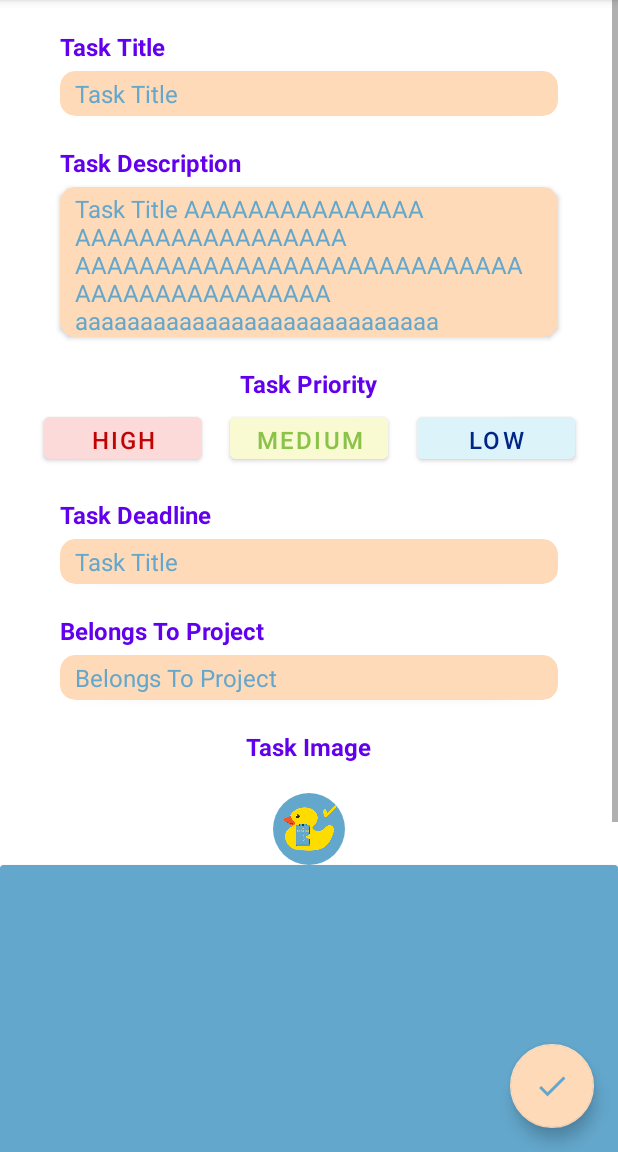
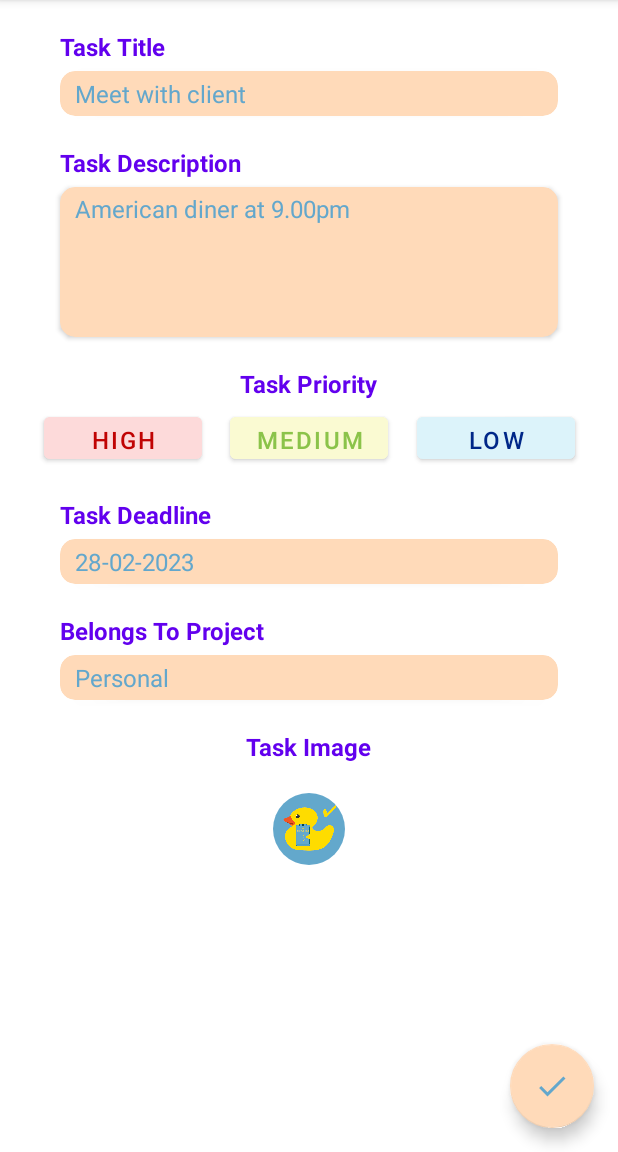
Before and after one commit to danydownload/BeProDuckTive, an Android app: the screen it shows after launch (MainActivity), after a tap on "Meet with client", on a phone screen of 412 x 824 dp, the part 84-1236 px from its top. Run offline under Robolectric (Android 15) with nearby library versions, the phone set to English and light mode, and no system bars; our stand-ins replace CircleImageView, Dagger/Hilt's generated code, Room's generated code.

Commit message:
Minor changes

```diff
--- a/app/build.gradle
+++ b/app/build.gradle
@@ -94,4 +94,8 @@ dependencies {
 
     // DataStore
     implementation "androidx.datastore:datastore-preferences:$dataStoreVersion"
+
+    implementation("androidx.viewpager2:viewpager2:1.0.0")
+    implementation 'me.relex:circleindicator:2.1.6'
+
 }
--- a/app/src/main/java/com/example/beproducktive/data/projects/Project.kt
+++ b/app/src/main/java/com/example/beproducktive/data/projects/Project.kt
@@ -8,5 +8,5 @@ import kotlinx.parcelize.Parcelize
 @Entity(tableName = "project_table")
 @Parcelize
 data class Project(
-     @PrimaryKey val projectName: String
+     @PrimaryKey val projectName: String,
 ) : Parcelable
--- a/app/src/main/java/com/example/beproducktive/data/projects/ProjectDao.kt
+++ b/app/src/main/java/com/example/beproducktive/data/projects/ProjectDao.kt
@@ -30,6 +30,8 @@ interface ProjectDao {
 
     @Transaction
     @Query("SELECT * FROM project_table WHERE projectName = :projectName")
-    fun getByProjectName(projectName: String?) : Flow<List<ProjectAndTasks>>
+    fun getByProjectName(projectName: String?) : Flow<ProjectAndTasks>
+
+
 
 }
--- a/app/src/main/java/com/example/beproducktive/data/tasks/Task.kt
+++ b/app/src/main/java/com/example/beproducktive/data/tasks/Task.kt
@@ -24,6 +24,7 @@ data class Task(
     val priority: TaskPriority,
     val belongsToProject: String,
     val deadline: Date? = Date(),
+    val description: String? = null,
     @PrimaryKey(autoGenerate = true) val taskId: Int = 0
 ) : Parcelable {
     val deadlineFormatted: String
--- a/app/src/main/java/com/example/beproducktive/data/tasks/TaskDatabase.kt
+++ b/app/src/main/java/com/example/beproducktive/data/tasks/TaskDatabase.kt
@@ -1,8 +1,10 @@
 package com.example.beproducktive.data.tasks
 
+import androidx.room.AutoMigration
 import androidx.room.Database
 import androidx.room.RoomDatabase
 import androidx.room.TypeConverters
+import androidx.room.migration.AutoMigrationSpec
 import androidx.sqlite.db.SupportSQLiteDatabase
 import com.example.beproducktive.data.projects.Project
 import com.example.beproducktive.data.projects.ProjectDao
@@ -15,7 +17,9 @@ import java.util.*
 import javax.inject.Inject
 import javax.inject.Provider
 
-@Database(entities = [Project::class, Task::class], version = 1)
+//@Database(entities = [Project::class, Task::class], version = 3,  exportSchema = false)
+@Database(entities = [Project::class, Task::class],
+    version = 4, exportSchema = false)
 @TypeConverters(Converters::class)
 abstract class TaskDatabase : RoomDatabase() {
 
@@ -32,12 +36,15 @@ abstract class TaskDatabase : RoomDatabase() {
 
             applicationScope.launch {
 
+                val projectDao = database.get().projectDao()
+
                 val project1 = Project("Personal")
                 val project2 = Project("Other Things")
+                val project3 = Project("Work")
 
-                val projectDao = database.get().projectDao()
                 projectDao.insert(project1)
                 projectDao.insert(project2)
+                projectDao.insert(project3)
 
                 val task1 = Task("Do laundry", false, TaskPriority.HIGH, "Other Things")
                 val task2 = Task("Buy groceries", false, TaskPriority.MEDIUM, "Other Things")
@@ -55,12 +62,12 @@ abstract class TaskDatabase : RoomDatabase() {
                     "Personal",
                     SimpleDateFormat("dd-MM-yyyy", Locale.ITALIAN).parse("27-03-2023")
                 )
-                val task5 = Task("Meet with client", true, TaskPriority.MEDIUM, "Personal")
-                val task6 = Task("Attend workshop", false, TaskPriority.HIGH, "Personal")
-                val task7 = Task("Go to the gym", false, TaskPriority.LOW, "Personal")
+                val task5 = Task("Meet with client", true, TaskPriority.MEDIUM, "Personal", description = "American diner at 9.00pm")
+                val task6 = Task("Attend workshop", false, TaskPriority.HIGH, "Personal", description = "Argument: AI, ML and DL")
+                val task7 = Task("Go to the gym", false, TaskPriority.LOW, "Personal", description = "Leg-day")
                 val task8 = Task("Call mom", false, TaskPriority.HIGH, "Other Things")
                 val task9 = Task("Buy birthday gift", false, TaskPriority.MEDIUM, "Other Things")
-                val task10 = Task("Book flight tickets", true, TaskPriority.LOW, "Personal")
+                val task10 = Task("Book flight tickets", true, TaskPriority.LOW, "Personal", description = "Destination: NY")
 
                 val taskDao = database.get().taskDao()
                 taskDao.insert(task1)
--- a/app/src/main/java/com/example/beproducktive/ui/addedittasks/AddEditFragment.kt
+++ b/app/src/main/java/com/example/beproducktive/ui/addedittasks/AddEditFragment.kt
@@ -1,27 +1,61 @@
 package com.example.beproducktive.ui.addedittasks
 
 import android.os.Bundle
+import android.util.Log
 import android.view.LayoutInflater
 import android.view.View
 import android.view.ViewGroup
 import androidx.fragment.app.Fragment
+import androidx.fragment.app.viewModels
 import com.example.beproducktive.R
+import com.example.beproducktive.data.tasks.TaskPriority
+import com.example.beproducktive.databinding.FragmentAddEditBinding
+import com.example.beproducktive.ui.tasks.TasksFragmentArgs
 import dagger.hilt.android.AndroidEntryPoint
 
 @AndroidEntryPoint
-class AddEditFragment : Fragment() {
+class AddEditFragment : Fragment(R.layout.fragment_add_edit) {
 
-    companion object {
-        fun newInstance() = AddEditFragment()
-    }
+    private val viewModel: AddEditViewModel by viewModels()
 
-    private lateinit var viewModel: AddEditViewModel
+    override fun onViewCreated(view: View, savedInstanceState: Bundle?) {
+        super.onViewCreated(view, savedInstanceState)
 
-    override fun onCreateView(
-        inflater: LayoutInflater, container: ViewGroup?,
-        savedInstanceState: Bundle?
-    ): View? {
-        return inflater.inflate(R.layout.fragment_add_edit, container, false)
+        val binding = FragmentAddEditBinding.bind(view)
+
+        val bundle = arguments
+        if (bundle == null) {
+            Log.e("Tasks", "AddEditTasksFragment did not receive task information")
+        }
+        else {
+            val args = AddEditFragmentArgs.fromBundle(bundle)
+            args.task?.let { task ->
+                Log.d("CIAO-PP", task.taskTitle)
+
+                binding.apply {
+
+                    editTextTitle.setText(task.taskTitle)
+                    editTextDescription.setText(task.description)
+                    textViewTextDeadline.text = task.deadlineFormatted
+
+                    if (task.priority == TaskPriority.HIGH) {
+                        buttonPriorityHigh.requestFocus()
+                    }
+                    else if (task.priority == TaskPriority.MEDIUM) {
+                        buttonPriorityMedium.requestFocus()
+                    }
+                    else {
+                        buttonPriorityLow.requestFocus()
+                    }
+
+                    textViewTextProject.text = args.projectName
+                }
+
+            }
+
+
+
+        }
     }
 
 
--- a/app/src/main/java/com/example/beproducktive/ui/projects/ProjectsFragment.kt
+++ b/app/src/main/java/com/example/beproducktive/ui/projects/ProjectsFragment.kt
@@ -1,6 +1,8 @@
 package com.example.beproducktive.ui.projects
 
 import android.os.Bundle
+import android.os.Handler
+import android.os.Looper
 import android.util.Log
 import android.view.View
 import android.widget.Toast
@@ -25,8 +27,8 @@ class ProjectsFragment : Fragment(R.layout.fragment_projects) {
         val projectAdapter = ProjectsAdapter(ProjectsAdapter.OnClickListener {project ->
 //            Log.d("ONCLICK", "CLICKED PROJECT")
             Toast.makeText(requireContext(), project.projectName, Toast.LENGTH_SHORT).show()
-//            findNavController().navigate(R.id.action_projectsFragment_to_tasksFragment)
             findNavController().navigate(ProjectsFragmentDirections.actionProjectsFragmentToTasksFragment(project))
+
         })
 
 
@@ -38,7 +40,7 @@ class ProjectsFragment : Fragment(R.layout.fragment_projects) {
             }
 
             buttonNewProject.setOnClickListener {
-                findNavController().navigate(R.id.action_projectsFragment_to_addEditFragment)
+//                findNavController().navigate(R.id.action_projectsFragment_to_addEditFragment)
             }
 
         }
--- a/app/src/main/java/com/example/beproducktive/ui/tasks/TasksAdapter.kt
+++ b/app/src/main/java/com/example/beproducktive/ui/tasks/TasksAdapter.kt
@@ -1,6 +1,7 @@
 package com.example.beproducktive.ui.tasks
 
 
+import android.util.Log
 import android.view.ViewGroup
 import androidx.recyclerview.widget.DiffUtil
 import androidx.recyclerview.widget.ListAdapter
@@ -12,7 +13,6 @@ class TasksAdapter(private val onClickListener: OnClickListener) : ListAdapter<T
         TasksViewHolder.create(parent)
 
     override fun onBindViewHolder(holder: TasksViewHolder, position: Int) {
-//        Log.d("PROJC-UP", "onBindViewHolder TASK")
         val currentItem = getItem(position)
 
         holder.itemView.setOnClickListener {
--- a/app/src/main/java/com/example/beproducktive/ui/tasks/TasksFragment.kt
+++ b/app/src/main/java/com/example/beproducktive/ui/tasks/TasksFragment.kt
@@ -7,6 +7,8 @@ import android.widget.Toast
 import androidx.core.content.ContextCompat
 import androidx.fragment.app.Fragment
 import androidx.fragment.app.viewModels
+import androidx.navigation.NavController
+import androidx.navigation.NavDirections
 import androidx.navigation.fragment.findNavController
 import androidx.recyclerview.widget.LinearLayoutManager
 import com.example.beproducktive.R
@@ -18,15 +20,19 @@ class TasksFragment : Fragment(R.layout.fragment_tasks) {
 
     private val viewModel: TasksViewModel by viewModels()
 
+    private var projectName : String = ""
+
     override fun onViewCreated(view: View, savedInstanceState: Bundle?) {
         super.onViewCreated(view, savedInstanceState)
 
         val binding =  FragmentTasksBinding.bind(view)
 
         val taskAdapter = TasksAdapter(TasksAdapter.OnClickListener { task ->
-//            Log.d("ONCLICK", "CLICKED TASK")
+
             Toast.makeText(requireContext(), task.taskTitle, Toast.LENGTH_SHORT).show()
-            findNavController().navigate(R.id.action_tasksFragment_to_addEditFragment)
+//            findNavController().navigate(TasksFragmentDirections.actionTasksFragmentToAddEditFragment(task))
+            findNavController().safeNavigate(TasksFragmentDirections.actionTasksFragmentToAddEditFragment(projectName, task))
+
         })
 
 
@@ -48,34 +54,63 @@ class TasksFragment : Fragment(R.layout.fragment_tasks) {
 
         val bundle = arguments
         if (bundle == null) {
-            Log.e("Tasks", "TasksFragment did not receive project information")
-            return
-        }
+            Log.e("CIAO-P", "TasksFragment did not receive project information")
 
-        val args = TasksFragmentArgs.fromBundle(bundle)
-//        args.project?.let { Log.d("ONCLICK-R", it.projectName) }
-        if (args.project != null) {
-            val list = viewModel.onReceiveProject(args.project.projectName)
-            list.observe(viewLifecycleOwner) {
-                taskAdapter.submitList(it)
+
+            viewModel.projects.observe(viewLifecycleOwner) { projectsList ->
+                binding.apply {
+                    Log.d("CIAO-P", "project0")
+                    textviewProjectName.text = "Project: ${projectsList[0].projectName}".uppercase()
+                    fabAddTask.setColorFilter(ContextCompat.getColor(view.context, R.color.blue_gray));
+                }
             }
-        }
-        else {
+
             viewModel.tasks.observe(viewLifecycleOwner) { tasksList ->
                 taskAdapter.submitList(tasksList)
             }
+
         }
+        else {
+            Log.e("CIAO-P", "TasksFragment receives project information")
+            val args = TasksFragmentArgs.fromBundle(bundle)
+            args.project?.let { Log.d("CIAO-P", it.projectName) }
+            if (args.project != null) {
+                val list = viewModel.onReceiveProject(args.project!!.projectName)
 
-        viewModel.projects.observe(viewLifecycleOwner) { projectsList ->
-            binding.apply {
-                textviewProjectName.text = "Project: ${projectsList[0].projectName}".uppercase()
-                fabAddTask.setColorFilter(ContextCompat.getColor(view.context, R.color.blue_gray));
+                binding.apply {
+                    textviewProjectName.text = "Project: ${args.project!!.projectName}".uppercase()
+                    projectName = args.project.projectName
+                    fabAddTask.setColorFilter(ContextCompat.getColor(view.context, R.color.blue_gray));
+                }
+
+                list.observe(viewLifecycleOwner) {
+                    taskAdapter.submitList(it)
+                }
+            } else {
+                viewModel.projects.observe(viewLifecycleOwner) { projectsList ->
+                    binding.apply {
+//                        Log.d("CIAO-P", "project0: ${projectsList[0].projectName}")
+                        if (projectsList.isEmpty())
+                            textviewProjectName.text = ""
+                        else {
+                            textviewProjectName.text =
+                                "Project: ${projectsList[0].projectName}".uppercase()
+                            projectName = projectsList[0].projectName
+                        }
+                        fabAddTask.setColorFilter(ContextCompat.getColor(view.context, R.color.blue_gray));
+                    }
+                }
+
+                viewModel.tasks.observe(viewLifecycleOwner) { tasksList ->
+                    taskAdapter.submitList(tasksList)
+                }
             }
         }
+    }
 
-
-
-
-
+    fun NavController.safeNavigate(direction: NavDirections) {
+        currentDestination?.getAction(direction.actionId)?.run {
+            navigate(direction)
+        }
     }
 }
--- a/app/src/main/java/com/example/beproducktive/ui/tasks/TasksViewHolder.kt
+++ b/app/src/main/java/com/example/beproducktive/ui/tasks/TasksViewHolder.kt
@@ -26,6 +26,7 @@ class TasksViewHolder(
             textviewTaskTitle.text = task.taskTitle
             setTaskPriority(task, cardView)
             deadline.text = task.deadlineFormatted
+            textViewDescription.text = task.description
 
         }
     }
--- a/app/src/main/java/com/example/beproducktive/ui/tasks/TasksViewModel.kt
+++ b/app/src/main/java/com/example/beproducktive/ui/tasks/TasksViewModel.kt
@@ -1,39 +1,101 @@
 package com.example.beproducktive.ui.tasks
 
-import androidx.lifecycle.LiveData
-import androidx.lifecycle.ViewModel
-import androidx.lifecycle.liveData
+import android.util.Log
+import androidx.lifecycle.*
 import androidx.navigation.NavController
 import com.example.beproducktive.R
+import com.example.beproducktive.data.projectandtasks.ProjectAndTasks
 import com.example.beproducktive.data.projects.Project
 import com.example.beproducktive.data.projects.ProjectDao
 import com.example.beproducktive.data.tasks.Task
+import com.example.beproducktive.data.tasks.TaskDao
+import com.example.beproducktive.data.tasks.TaskPriority
 import dagger.hilt.android.lifecycle.HiltViewModel
-import kotlinx.coroutines.flow.first
+import java.util.*
 import javax.inject.Inject
 
 @HiltViewModel
 class TasksViewModel @Inject constructor(
-//    private val taskDao: TaskDao,
+    private val taskDao: TaskDao,
     private val projectDao: ProjectDao
 ) : ViewModel() {
 
-    val projects: LiveData<List<Project>> = liveData {
-        val project = projectDao.getProjects().first()
-        emit(project)
-    }
+//    val projects: LiveData<List<Project>> = liveData {
+//        var project = projectDao.getProjects().first()
+//        emit(project)
+//    }
+//
+
+//
+
+    val projects = projectDao.getProjects().asLiveData()
+
+
+//    val tasks: LiveData<List<Task>> = liveData {
+////        val firstProject = projectDao.getProjects().first()[0]
+//        val firstProject = projectDao.getProjects().collect({
+//            val nameProj = it[0].projectName
+//        })
+//
+//
+//        Log.e("Project", firstProject.projectName)
+//        val proj = projectDao.getByProjectName(firstProject.projectName).first()[0]
+//        emit(proj.tasks)
+//    }
 
     val tasks: LiveData<List<Task>> = liveData {
-        val firstProject = projectDao.getProjects().first()[0]
-        val proj = projectDao.getByProjectName(firstProject.projectName).first()[0]
-        emit(proj.tasks)
+        projectDao.getProjects().collect {
+            if (it.isNotEmpty()) {
+
+                val firstProject = it[0]
+                Log.e("Project", firstProject.projectName)
+
+                projectDao.getByProjectName(firstProject.projectName).collect {
+
+                    emit(tasksOrderedByPriority(it))
+                }
+            }
+        }
     }
 
 
+
+
     private fun emitTasksByProjectName(projectName: String) = liveData {
-        val proj = projectDao.getByProjectName(projectName).first()[0]
-        emit(proj.tasks)
+        projectDao.getByProjectName(projectName).collect {
+            emit(tasksOrderedByPriority(it))
+        }
     }
+
+
+    fun tasksOrderedByPriority(it: ProjectAndTasks) : List<Task> {
+        val tasksPriorityHigh: MutableList<Task> = mutableListOf();
+        val tasksPriorityMedium: MutableList<Task> = mutableListOf();
+        val tasksPriorityLow: MutableList<Task> = mutableListOf();
+
+        for (singleTask in it.tasks) {
+            if (singleTask.priority == TaskPriority.HIGH)
+                tasksPriorityHigh.add(singleTask)
+            else if (singleTask.priority == TaskPriority.MEDIUM)
+                tasksPriorityMedium.add(singleTask)
+            else
+                tasksPriorityLow.add(singleTask)
+        }
+
+        val tasksOrderedByPriority: MutableList<Task> = mutableListOf();
+        tasksOrderedByPriority.addAll(tasksPriorityHigh)
+        tasksOrderedByPriority.addAll(tasksPriorityMedium)
+        tasksOrderedByPriority.addAll(tasksPriorityLow)
+
+        val tasksList = buildList<Task> {
+            addAll(tasksOrderedByPriority)
+        }
+
+        return tasksList
+    }
+
+
+
 
     fun onclickProject(findNavController: NavController) {
         findNavController.navigate(R.id.action_tasksFragment_to_projectsFragment)
--- a/app/src/main/res/layout/fragment_add_edit.xml
+++ b/app/src/main/res/layout/fragment_add_edit.xml
@@ -129,6 +129,8 @@
                 android:text="HIGH"
                 android:textColor="@color/red"
                 android:textSize="16sp"
+                android:focusable="true"
+                android:focusableInTouchMode="true"
                 app:cardCornerRadius="10dp"
                 app:layout_constraintEnd_toStartOf="@+id/button_priority_medium"
                 app:layout_constraintStart_toStartOf="parent"
@@ -271,18 +273,11 @@
                 app:layout_constraintStart_toStartOf="parent"
                 app:layout_constraintTop_toBottomOf="@id/text_view_image" />
 
-            <androidx.cardview.widget.CardView
-                android:layout_width="match_parent"
-                android:layout_height="500dp"
-                app:cardBackgroundColor="@color/blue_gray"
-                app:layout_constraintBottom_toBottomOf="parent"
-                app:layout_constraintEnd_toEndOf="parent"
-                app:layout_constraintStart_toStartOf="parent"
-                app:layout_constraintTop_toBottomOf="@id/circleImageView" />
-
 
         </androidx.constraintlayout.widget.ConstraintLayout>
     </ScrollView>
+
+
 
     <com.google.android.material.floatingactionbutton.FloatingActionButton
         android:id="@+id/fab_add_task"
--- a/app/src/main/res/layout/fragment_tasks.xml
+++ b/app/src/main/res/layout/fragment_tasks.xml
@@ -45,14 +45,12 @@
             android:layout_width="match_parent"
             android:layout_height="match_parent"
             android:layout_marginTop="80dp"
+            android:layout_marginBottom="80dp"
             app:layout_constraintBottom_toBottomOf="parent"
             app:layout_constraintEnd_toEndOf="parent"
             app:layout_constraintStart_toStartOf="parent"
             app:layout_constraintTop_toTopOf="parent"
             tools:listitem="@layout/item_task" />
-
-
-
 
     </androidx.constraintlayout.widget.ConstraintLayout>
 
@@ -62,7 +60,7 @@
         android:layout_width="wrap_content"
         android:layout_height="wrap_content"
         android:layout_gravity="bottom|end"
-        android:layout_margin="16dp"
+        android:layout_margin="10dp"
         android:src="@drawable/ic_add"
         android:contentDescription="Add"
         app:backgroundTint="@color/peach_puff"
--- a/app/src/main/res/navigation/nav_graph.xml
+++ b/app/src/main/res/navigation/nav_graph.xml
@@ -9,14 +9,14 @@
         android:name="com.example.beproducktive.ui.tasks.TasksFragment"
         android:label="fragment_tasks"
         tools:layout="@layout/fragment_tasks" >
-        <action
-            android:id="@+id/action_tasksFragment_to_projectsFragment"
-            app:destination="@id/projectsFragment" />
         <argument
             android:name="project"
             app:argType="com.example.beproducktive.data.projects.Project"
             app:nullable="true"
             android:defaultValue="@null" />
+        <action
+            android:id="@+id/action_tasksFragment_to_projectsFragment"
+            app:destination="@id/projectsFragment" />
         <action
             android:id="@+id/action_tasksFragment_to_addEditFragment"
             app:destination="@id/addEditFragment" />
@@ -27,11 +27,11 @@
         android:label="fragment_projects"
         tools:layout="@layout/fragment_projects" >
         <action
+            android:id="@+id/action_projectsFragment_to_addEditFragment"
+            app:destination="@id/addEditFragment" />
+        <action
             android:id="@+id/action_projectsFragment_to_tasksFragment"
             app:destination="@id/tasksFragment" />
-        <action
-            android:id="@+id/action_projectsFragment_to_addEditFragment"
-            app:destination="@id/addEditFragment" />
     </fragment>
     <fragment
         android:id="@+id/addEditFragment"
@@ -44,9 +44,7 @@
             app:nullable="true"
             android:defaultValue="@null" />
         <argument
-            android:name="project"
-            app:argType="com.example.beproducktive.data.projects.Project"
-            app:nullable="true"
-            android:defaultValue="@null" />
+            android:name="projectName"
+            app:argType="string" />
     </fragment>
 </navigation>
```
Also changed, not shown: app/src/main/java/com/example/beproducktive/ui/projects/ProjectsViewModel.kt (+17 -12 lines), app/src/main/java/com/example/beproducktive/ui/viewpage/ViewPageAdapter.kt (added, +27 -0 lines), app/src/main/java/com/example/beproducktive/ui/viewpage/ViewPageFragment.kt (added, +51 -0 lines), app/src/main/java/com/example/beproducktive/ui/viewpage/ViewPageViewHolder.kt (added, +36 -0 lines), app/src/main/java/com/example/beproducktive/ui/viewpage/ViewPageViewModel.kt (added, +12 -0 lines), app/src/main/res/layout/fragment_view_page.xml (added, +30 -0 lines).
